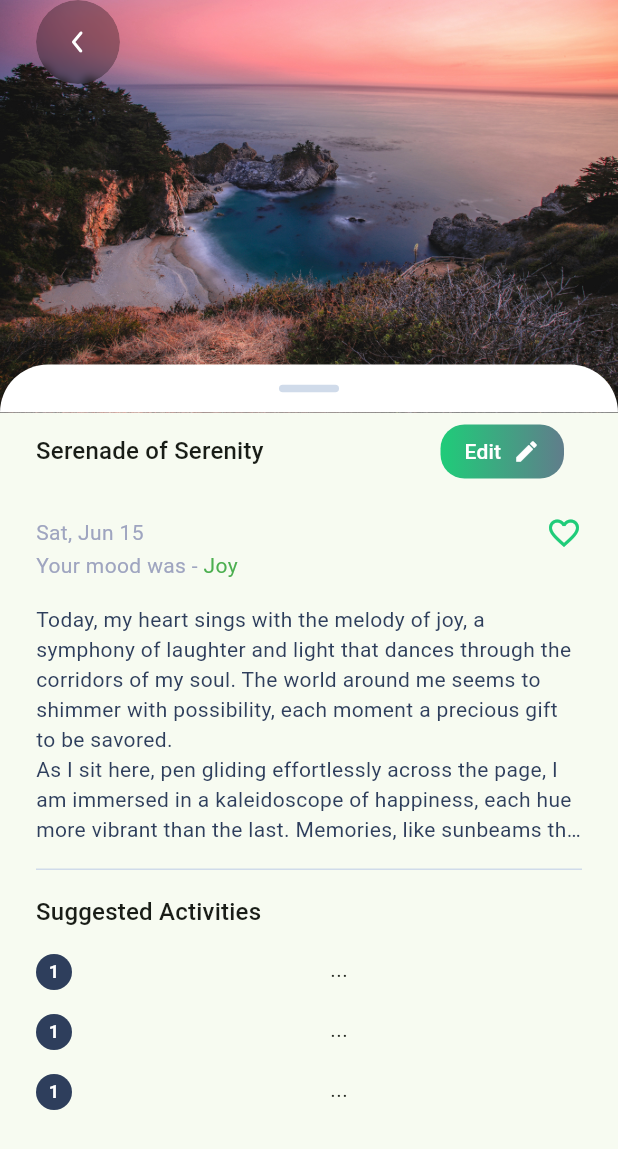
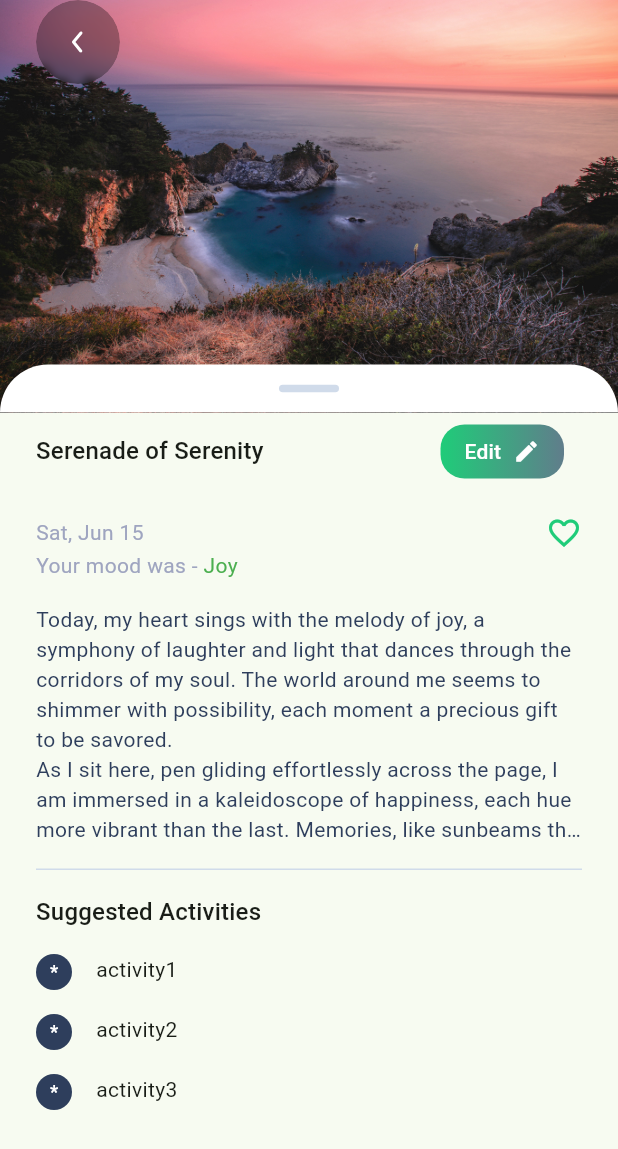
Before and after one commit to a7medkhalaf/flutter_gp_app, a Flutter app: the DiaryOverviewScreen screen opened directly with sample values from the repository, on a phone screen of 412 x 824 dp. Shown: the top 1149 px of the screen. Run offline on Flutter 3.47's test engine with Material 3 defaults, Android fonts, the phone set to English and light mode, and no system bars; our stand-ins replace convex_bottom_bar, device_preview, easy_date_timeline, fl_chart, flutter_bloc, flutter_svg and 2 more; missing offline and left inert: flutter_quill; accounts and stored records are empty.

Commit message:
Finish suggesting user activities based on his emotion.

```diff
--- a/lib/data/dummy_data/dummy_data.dart
+++ b/lib/data/dummy_data/dummy_data.dart
@@ -12,6 +12,7 @@ class DummyData {
       contentDelta: contentDelta1,
       date: DateTime.now().subtract(const Duration(days: 5)),
       emotion: Emotion.fromEnum(EmotionEnum.joy),
+      activities: ["activity1", "activity2", "activity3"],
     ),
     DiaryEntry(
       id: 2,
--- a/lib/data/models/diary_entry.dart
+++ b/lib/data/models/diary_entry.dart
@@ -24,6 +24,8 @@ class DiaryEntry extends HiveObject {
   DateTime date;
   @HiveField(5)
   Emotion emotion;
+  @HiveField(6)
+  List<String> activities;
 
   DiaryEntry({
     required this.id,
@@ -32,6 +34,7 @@ class DiaryEntry extends HiveObject {
     required this.contentDelta,
     required this.date,
     required this.emotion,
+    this.activities = const ['...', '...', '...'],
   });
 
   Widget getEmotion() {
@@ -75,6 +78,7 @@ class DiaryEntry extends HiveObject {
     String? contentDelta,
     DateTime? date,
     Emotion? emotion,
+    List<String>? activities,
   }) {
     return DiaryEntry(
       id: id ?? this.id,
@@ -83,6 +87,7 @@ class DiaryEntry extends HiveObject {
       contentDelta: contentDelta ?? this.contentDelta,
       date: date ?? this.date,
       emotion: emotion ?? this.emotion,
+      activities: activities ?? this.activities,
     );
   }
 
@@ -90,6 +95,7 @@ class DiaryEntry extends HiveObject {
     String title,
     Document document,
     Emotion emotion,
+    List<String> activities,
   ) {
     return DiaryEntry(
       id: DateTime.now().microsecondsSinceEpoch,
@@ -98,6 +104,7 @@ class DiaryEntry extends HiveObject {
       contentDelta: jsonEncode(document.toDelta()),
       date: DateTime.now(),
       emotion: emotion,
+      activities: activities,
     );
   }
 }
--- a/lib/presentation/screens/add_edit_diary_screen.dart
+++ b/lib/presentation/screens/add_edit_diary_screen.dart
@@ -70,11 +70,13 @@ class _AddEditDiaryScreenState extends State<AddEditDiaryScreen> {
               final DiaryEntry newDiary;
               final emotion =
                   await classify(_quillController.document.toPlainText());
+              final List<String> activities = await getActivities(emotion.name);
               if (diaryEntry == null) {
                 newDiary = DiaryEntry.create(
                   _titleController.text,
                   _quillController.document,
                   Emotion.fromEnum(emotion),
+                  activities,
                 );
               } else {
                 newDiary = diaryEntry.copyWith(
@@ -82,6 +84,7 @@ class _AddEditDiaryScreenState extends State<AddEditDiaryScreen> {
                   contentPlainText: _quillController.document.toPlainText(),
                   contentDelta: jsonEncode(_quillController.document.toDelta()),
                   emotion: Emotion.fromEnum(emotion),
+                  activities: activities,
                 );
               }
 
--- a/lib/presentation/screens/diary_overview_screen.dart
+++ b/lib/presentation/screens/diary_overview_screen.dart
@@ -1,3 +1,5 @@
+import 'dart:developer';
+
 import 'package:flutter/material.dart';
 import 'package:flutter_gp_app/config/colors.dart';
 import 'package:flutter_gp_app/data/models/diary_entry.dart';
@@ -18,6 +20,10 @@ class DiaryOverviewScreen extends StatelessWidget {
 
   @override
   Widget build(BuildContext context) {
+    diary.activities.isEmpty
+        ? diary.activities = ['...', '...', '...']
+        : diary.activities;
+
     return Scaffold(
       body: CustomScrollView(
         slivers: [
@@ -130,11 +136,11 @@ class DiaryOverviewScreen extends StatelessWidget {
                     style: Theme.of(context).textTheme.titleMedium,
                   ),
                   const SizedBox(height: 16.0),
-                  const SuggestedActivity(),
+                  SuggestedActivity(diary.activities[0]),
                   const SizedBox(height: 16.0),
-                  const SuggestedActivity(),
+                  SuggestedActivity(diary.activities[1]),
                   const SizedBox(height: 16.0),
-                  const SuggestedActivity(),
+                  SuggestedActivity(diary.activities[2]),
                   const SizedBox(height: 32.0),
                 ],
               ),
@@ -147,9 +153,8 @@ class DiaryOverviewScreen extends StatelessWidget {
 }
 
 class SuggestedActivity extends StatelessWidget {
-  const SuggestedActivity({
-    super.key,
-  });
+  final String activity;
+  const SuggestedActivity(this.activity, {super.key});
 
   @override
   Widget build(BuildContext context) {
@@ -166,7 +171,7 @@ class SuggestedActivity extends StatelessWidget {
             color: kMainTextColor,
           ),
           child: Text(
-            '1',
+            '*',
             style: Theme.of(context)
                 .textTheme
                 .bodySmall!
@@ -174,13 +179,9 @@ class SuggestedActivity extends StatelessWidget {
           ),
         ),
         Expanded(
-          child: Column(
-            children: [
-              Text(
-                '...',
-                style: Theme.of(context).textTheme.bodyMedium,
-              ),
-            ],
+          child: Text(
+            activity,
+            style: Theme.of(context).textTheme.bodyMedium,
           ),
         ),
       ],
```
Also changed, not shown: lib/data/provider/emotion_provider.dart (+13 -1 lines), lib/presentation/screens/main_screen.dart (+11 -11 lines), lib/data/models/diary_entry.g.dart.
